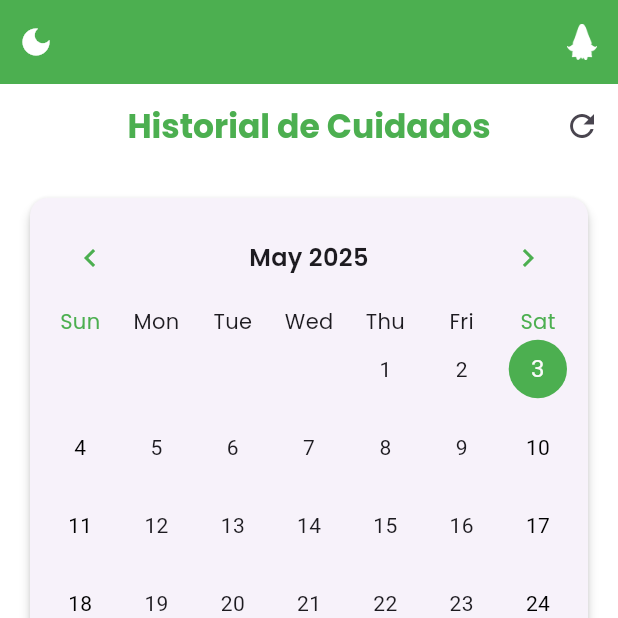
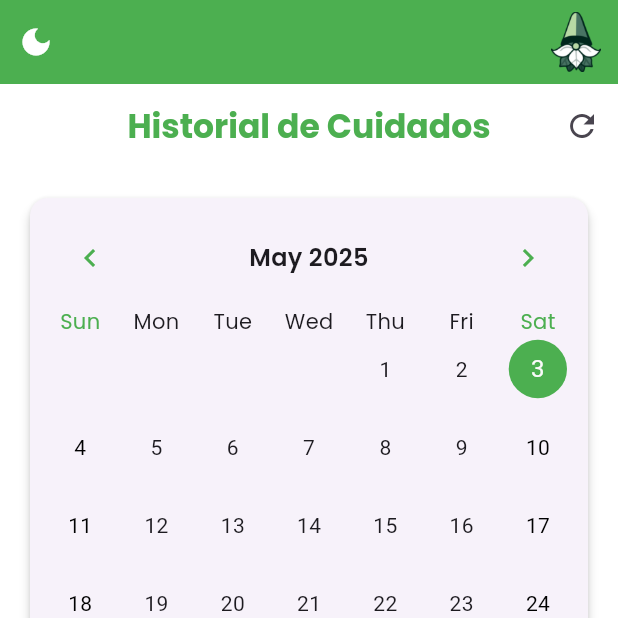
Before and after one commit to Nicolukazzz/appjardinerito, a Flutter app: the screen it shows after launch, item 3 of the bottom bar chosen, on a phone screen of 412 x 824 dp, the top half of it. Run offline on Flutter 3.47's test engine with Material 3 defaults, Android fonts, the phone set to English and light mode, and no system bars; drawn by our look-alikes of table_calendar; our stand-ins replace firebase_core, firebase_database, flutter_blue_plus, google_fonts, permission_handler, shared_preferences; accounts and stored records are empty.

Commit message:
Update alvarito_blue_icon color

```diff
--- a/lib/presentation/home_screen.dart
+++ b/lib/presentation/home_screen.dart
@@ -60,9 +60,8 @@ class _HomeScreenState extends State<HomeScreen> {
           IconButton(
             icon: Image.asset(
               'assets/blue_icon.png', // Asegúrate de que la imagen esté en la carpeta assets
-              width: 24,
-              height: 24,
-              color: Colors.white, // Opcional: para darle un color consistente
+              width: 40,
+              height: 40, // Opcional: para darle un color consistente
             ),
             onPressed: () {
               Navigator.push(
```
